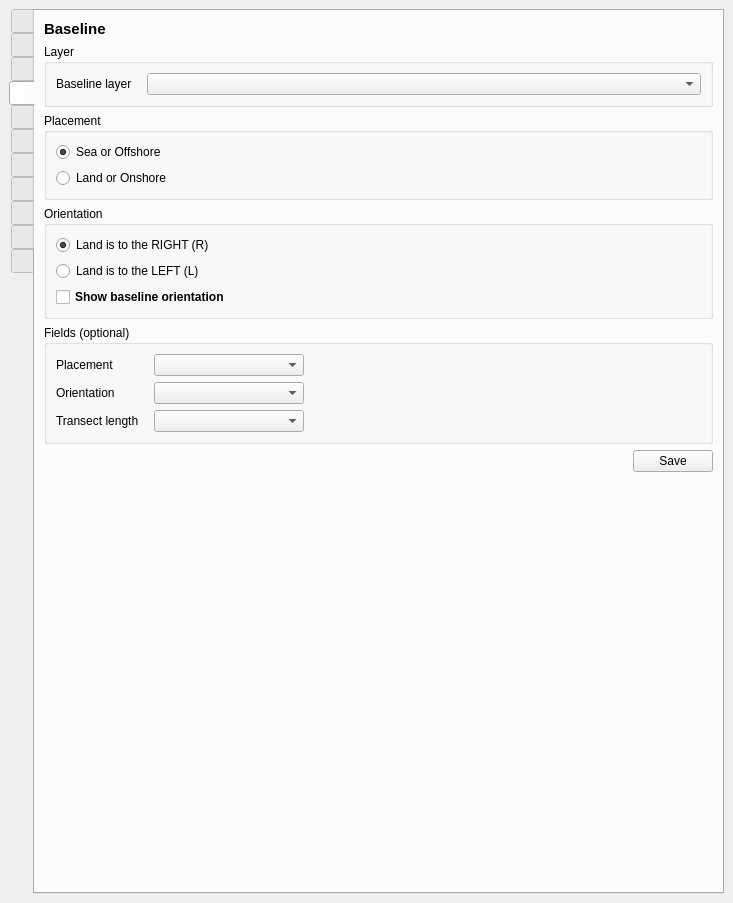
Old version of the form qscat/qscat_dockwidget_base.ui in the repository qscat/qscat.
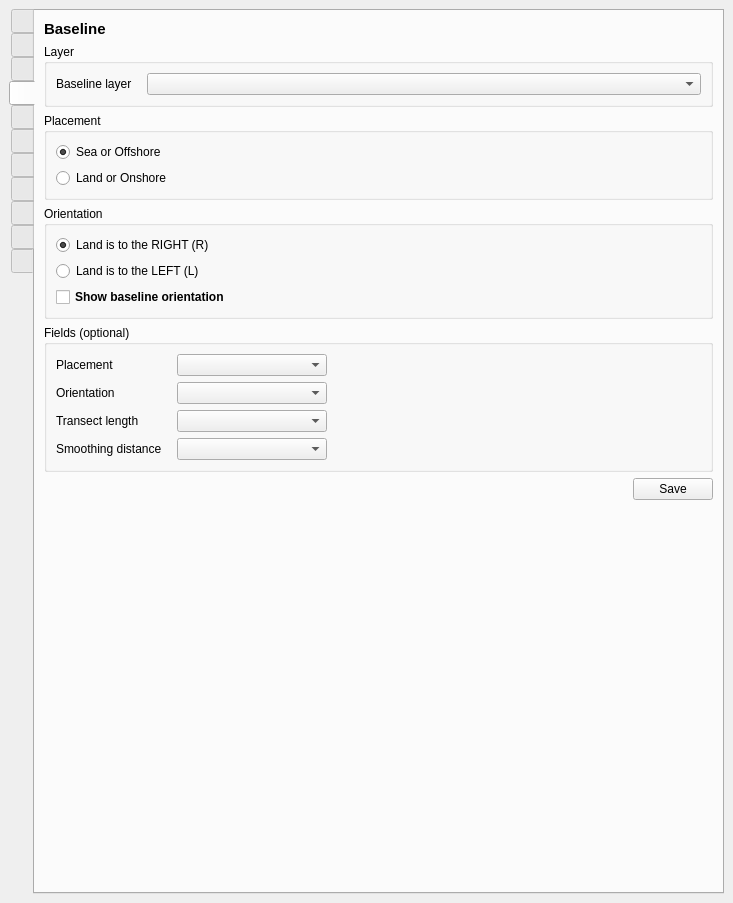
New version of the form. The open tabs and pages were chosen to show the change. Icons and pictures are not drawn. Custom widgets are drawn as their Qt base class.

Commit message: feat: add baseline smoothing distance field

```diff
--- a/qscat/qscat_dockwidget_base.ui
+++ b/qscat/qscat_dockwidget_base.ui
@@ -1006,6 +1006,32 @@
              </property>
             </widget>
            </item>
+           <item row="3" column="0">
+            <widget class="QLabel" name="label_18">
+             <property name="text">
+              <string>Smoothing distance</string>
+             </property>
+            </widget>
+           </item>
+           <item row="3" column="1">
+            <widget class="QgsFieldComboBox" name="qfcb_baseline_smoothing_field">
+             <property name="sizePolicy">
+              <sizepolicy hsizetype="Fixed" vsizetype="Fixed">
+               <horstretch>0</horstretch>
+               <verstretch>0</verstretch>
+              </sizepolicy>
+             </property>
+             <property name="minimumSize">
+              <size>
+               <width>150</width>
+               <height>0</height>
+              </size>
+             </property>
+             <property name="placeholderText">
+              <string>none</string>
+             </property>
+            </widget>
+           </item>
           </layout>
          </widget>
         </item>
```
Left out of the diff: 17 changed lines with no effect on the pictures. The commit also changes 6 other files.
